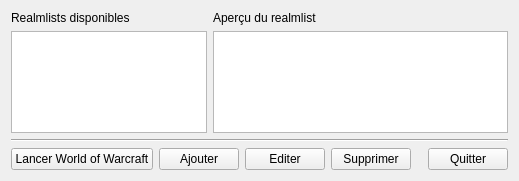
Old version of the form fenprincipale.ui in the repository Zxb12/EasyRealm.
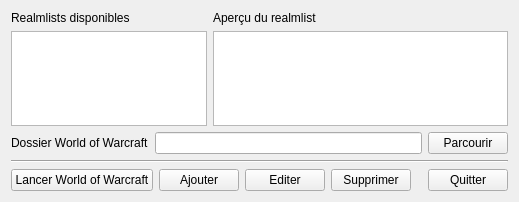
New version of the form.

Commit message: Implementation des manipulations du dossier WoW : modification de realmlist, vidage du cache et lancement de World of Warcraft.

What changed in the file:
```diff
--- a/fenprincipale.ui
+++ b/fenprincipale.ui
@@ -2,12 +2,15 @@
 <ui version="4.0">
  <class>FenPrincipale</class>
  <widget class="QWidget" name="FenPrincipale">
+  <property name="enabled">
+   <bool>true</bool>
+  </property>
   <property name="geometry">
    <rect>
     <x>0</x>
     <y>0</y>
     <width>519</width>
-    <height>181</height>
+    <height>202</height>
    </rect>
   </property>
   <property name="sizePolicy">
@@ -70,6 +73,30 @@
      </item>
     </layout>
    </item>
+   <item>
+    <layout class="QHBoxLayout" name="horizontalLayout_2">
+     <item>
+      <widget class="QLabel" name="label_3">
+       <property name="text">
+        <string>Dossier World of Warcraft</string>
+       </property>
+      </widget>
+     </item>
+     <item>
+      <widget class="QLineEdit" name="ui_dossierWoW"/>
+     </item>
+     <item>
+      <widget class="QPushButton" name="ui_btnParcourir">
+       <property name="enabled">
+        <bool>true</bool>
+       </property>
+       <property name="text">
+        <string>Parcourir</string>
+       </property>
+      </widget>
+     </item>
+    </layout>
+   </item>
    <item>
     <widget class="Line" name="line">
      <property name="orientation">
```
The commit also changes 2 other files.
